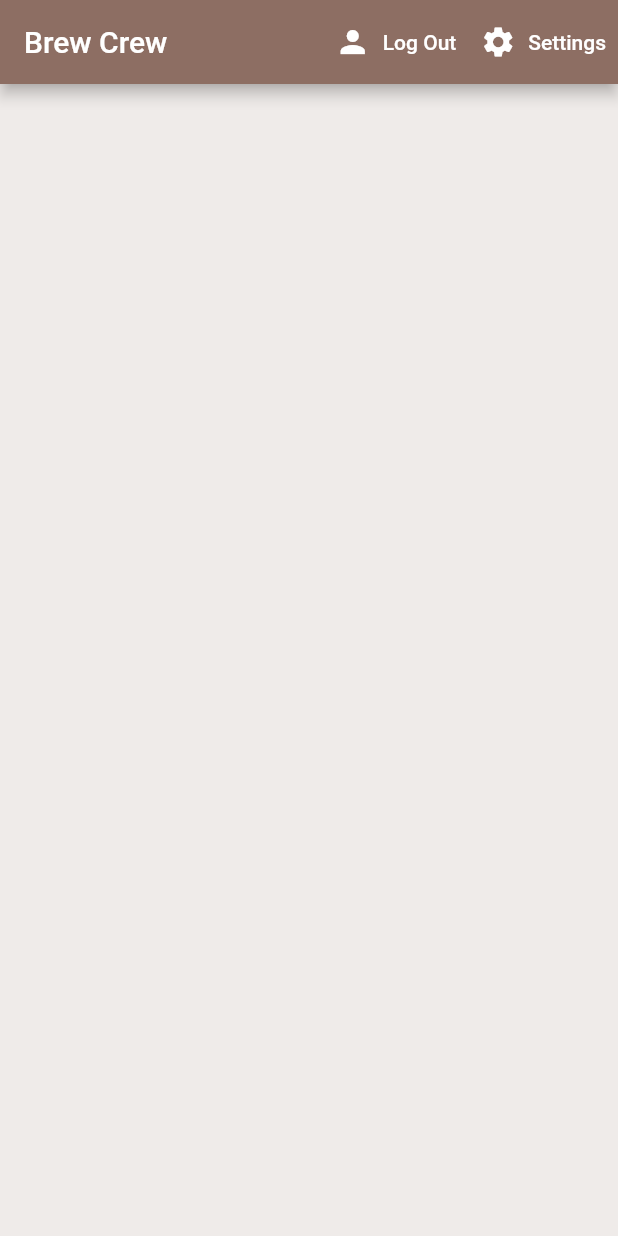
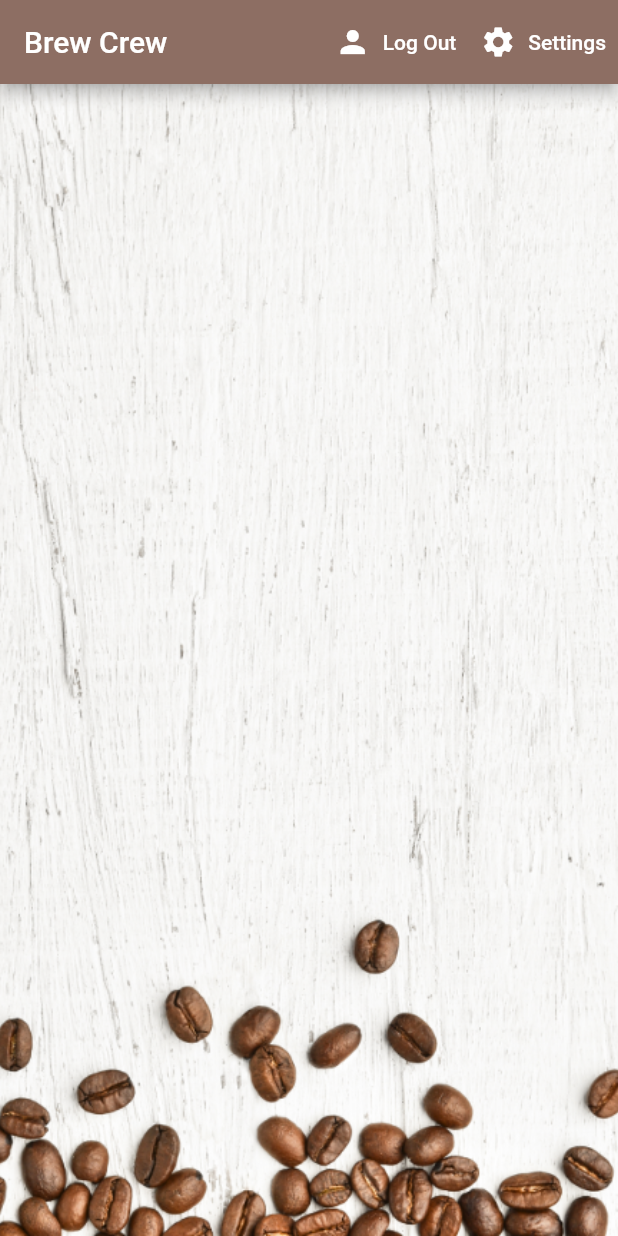
Before and after one commit to DevilAJ/flutter_brew_crew, a Flutter app: the screen it shows once a user with an empty profile is signed in, on a phone screen of 412 x 824 dp. Run offline on Flutter 3.47's test engine with Material 2 defaults, Android fonts, the phone set to English and light mode, and no system bars; our stand-ins replace cloud_firestore, firebase_auth, firebase_core, flutter_spinkit; accounts and stored records are empty.

Commit message:
Updated code

```diff
--- a/lib/screens/home/brewtile.dart
+++ b/lib/screens/home/brewtile.dart
@@ -14,6 +14,7 @@ class BrewTile extends StatelessWidget {
         child: ListTile(
           leading: CircleAvatar(
             radius: 25.0,
+            backgroundImage: AssetImage('assets/coffee_icon.png'),
             backgroundColor: Colors.brown[brew.strength],
           ),
           title: Text(brew.name),
--- a/lib/screens/home/home.dart
+++ b/lib/screens/home/home.dart
@@ -60,7 +60,14 @@ class Home extends StatelessWidget {
             ),
           ],
         ),
-        body: BrewList(),
+        body: Container(
+            decoration: BoxDecoration(
+              image: DecorationImage(
+                image: AssetImage('assets/coffee_bg.png'),
+                fit: BoxFit.cover,
+              ),
+            ),
+            child: BrewList()),
       ),
     );
   }
--- a/pubspec.yaml
+++ b/pubspec.yaml
@@ -49,7 +49,8 @@ flutter:
   uses-material-design: true
 
   # To add assets to your application, add an assets section, like this:
-  # assets:
+  assets:
+    - assets/
   #   - images/a_dot_burr.jpeg
   #   - images/a_dot_ham.jpeg
 
```
Also changed, not shown: assets/coffee_bg.png (added), assets/coffee_icon.png (added).
